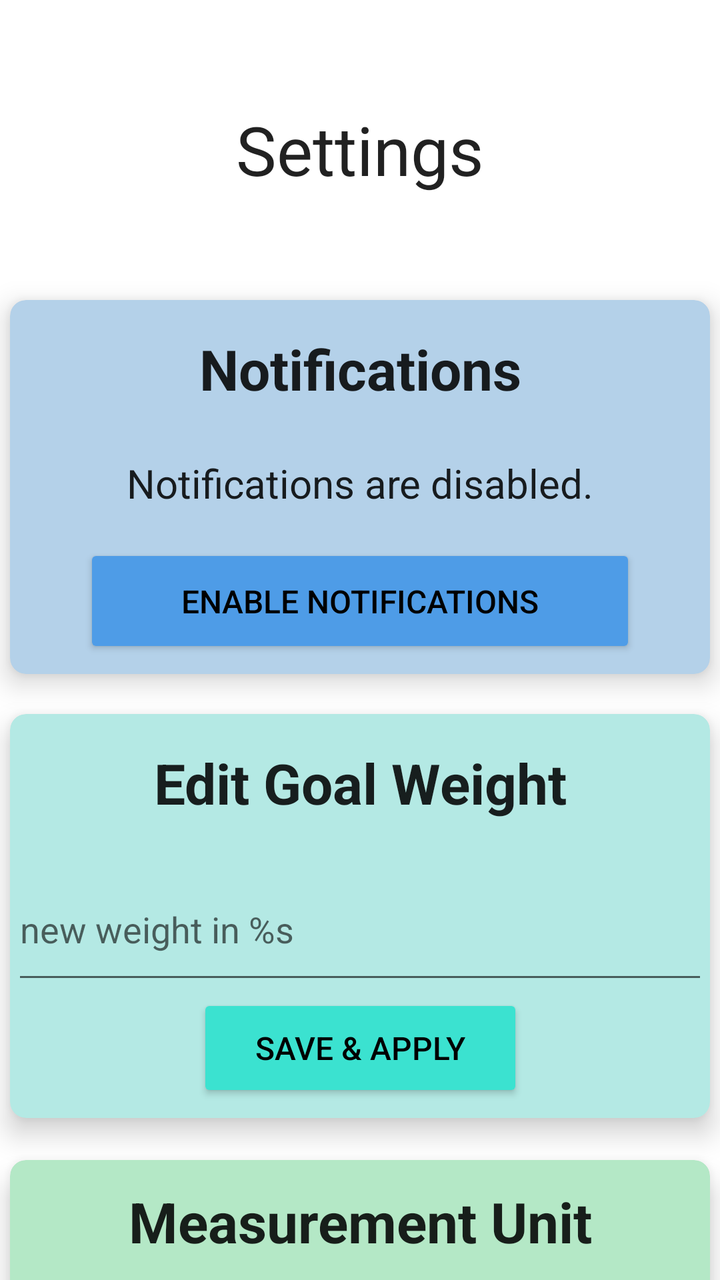
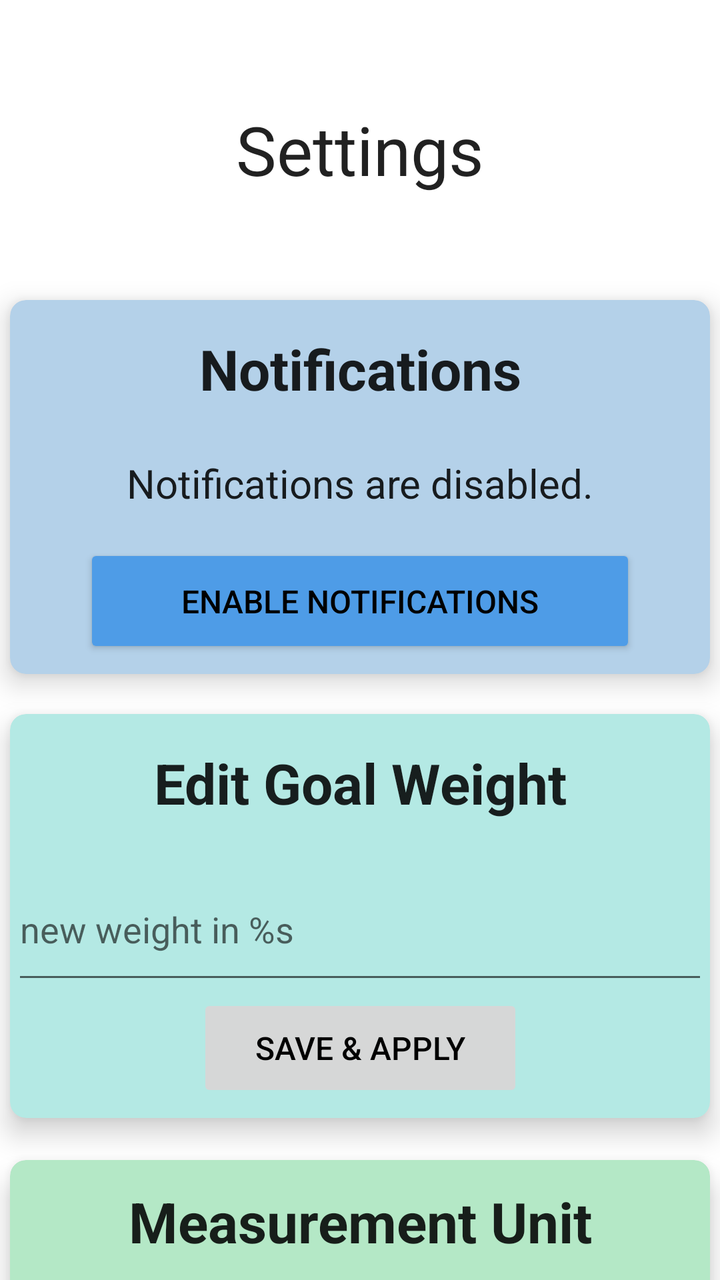

The first picture is an Android layout as it rendered before a commit; the second is the same layout after the commit. The layout source and the unified diff follow.
<!-- AndroidManifest.xml: application theme Theme.Turco_Michael_Weight_Tracking -->
<!-- res/layout/fragment_settings.xml -->
<?xml version="1.0" encoding="utf-8"?>
<androidx.constraintlayout.widget.ConstraintLayout xmlns:android="http://schemas.android.com/apk/res/android"
    xmlns:app="http://schemas.android.com/apk/res-auto"
    xmlns:tools="http://schemas.android.com/tools"
    android:layout_width="match_parent"
    android:layout_height="match_parent"
    tools:context=".ui.settings.SettingsFragment">

    <TextView
        android:id="@+id/title_settings"
        android:layout_width="347dp"
        android:layout_height="45dp"
        android:layout_marginStart="32dp"
        android:layout_marginTop="52dp"
        android:layout_marginEnd="32dp"
        android:gravity="center"
        android:text="@string/title_settings"
        android:textAppearance="@style/TextAppearance.AppCompat.Large"
        android:textSize="34sp"
        app:layout_constraintEnd_toEndOf="parent"
        app:layout_constraintStart_toStartOf="parent"
        app:layout_constraintTop_toTopOf="parent" />

    <androidx.cardview.widget.CardView
        android:id="@+id/cardView1"
        android:layout_width="match_parent"
        android:layout_height="wrap_content"
        android:layout_marginStart="5dp"
        android:layout_marginTop="150dp"
        android:layout_marginEnd="5dp"
        app:cardBackgroundColor="@color/blue_light"
        app:cardCornerRadius="8dp"
        app:cardElevation="8dp"
        app:layout_constraintEnd_toEndOf="parent"
        app:layout_constraintStart_toStartOf="parent"
        app:layout_constraintTop_toTopOf="parent">

        <androidx.constraintlayout.widget.ConstraintLayout
            android:layout_width="match_parent"
            android:layout_height="match_parent">

            <TextView
                android:id="@+id/notifications_state"
                android:layout_width="347dp"
                android:layout_height="45dp"
                android:layout_marginTop="12dp"
                android:gravity="center"
                android:text="@string/notifications_disabled"
                android:textAppearance="@style/TextAppearance.AppCompat.Large"
                android:textSize="20sp"
                app:layout_constraintEnd_toEndOf="parent"
                app:layout_constraintStart_toStartOf="parent"
                app:layout_constraintTop_toBottomOf="@+id/title_notifications" />

            <TextView
                android:id="@+id/title_notifications"
                android:layout_width="347dp"
                android:layout_height="45dp"
                android:layout_marginTop="12dp"
                android:gravity="center"
                android:text="@string/title_notifications"
                android:textAppearance="@style/TextAppearance.AppCompat.Large"
                android:textSize="28sp"
                android:textStyle="bold"
                app:layout_constraintEnd_toEndOf="parent"
                app:layout_constraintStart_toStartOf="parent"
                app:layout_constraintTop_toTopOf="parent" />

            <Button
                android:id="@+id/toggle_notifications"
                android:layout_width="276dp"
                android:layout_height="57dp"
                android:layout_marginTop="8dp"
                android:layout_marginBottom="8dp"
                android:backgroundTint="@color/blue_medium"
                android:text="@string/enable_notifications"
                android:textColor="@color/black"
                android:textSize="16sp"
                app:layout_constraintBottom_toBottomOf="parent"
                app:layout_constraintEnd_toEndOf="parent"
                app:layout_constraintStart_toStartOf="parent"
                app:layout_constraintTop_toBottomOf="@+id/notifications_state" />
        </androidx.constraintlayout.widget.ConstraintLayout>
    </androidx.cardview.widget.CardView>

    <androidx.cardview.widget.CardView
        android:id="@+id/cardView2"
        android:layout_width="match_parent"
        android:layout_height="wrap_content"
        android:layout_marginStart="5dp"
        android:layout_marginTop="20dp"
        android:layout_marginEnd="5dp"
        app:cardBackgroundColor="@color/teal_light"
        app:cardCornerRadius="8dp"
        app:cardElevation="8dp"
        app:layout_constraintEnd_toEndOf="parent"
        app:layout_constraintStart_toStartOf="parent"
        app:layout_constraintTop_toBottomOf="@+id/cardView1">

        <androidx.constraintlayout.widget.ConstraintLayout
            android:layout_width="match_parent"
            android:layout_height="match_parent">

            <TextView
                android:id="@+id/goal_weight_title"
                android:layout_width="347dp"
                android:layout_height="45dp"
                android:layout_marginTop="12dp"
                android:gravity="center"
                android:text="@string/edit_goal_weight"
                android:textAppearance="@style/TextAppearance.AppCompat.Large"
                android:textSize="28sp"
                android:textStyle="bold"
                app:layout_constraintEnd_toEndOf="parent"
                app:layout_constraintStart_toStartOf="parent"
                app:layout_constraintTop_toTopOf="parent" />

            <Button
                android:id="@+id/edit_goal_weight_apply"
                android:layout_width="163dp"
                android:layout_height="54dp"
                android:layout_marginBottom="8dp"
                android:backgroundTint="@color/teal_medium"
                android:text="@string/apply"
                android:textColor="@color/black"
                android:textSize="16sp"
                app:layout_constraintBottom_toBottomOf="parent"
                app:layout_constraintEnd_toEndOf="parent"
                app:layout_constraintStart_toStartOf="parent"
                app:layout_constraintTop_toBottomOf="@+id/edit_goal_weight_field" />

            <EditText
                android:id="@+id/edit_goal_weight_field"
                android:layout_width="348dp"
                android:layout_height="68dp"
                android:layout_marginStart="27dp"
                android:layout_marginTop="15dp"
                android:layout_marginEnd="27dp"
                android:autofillHints="@string/edit_goal_weight"
                android:ems="10"
                android:hint="@string/new_weight_hint"
                android:inputType="number|numberDecimal"
                app:layout_constraintEnd_toEndOf="parent"
                app:layout_constraintStart_toStartOf="parent"
                app:layout_constraintTop_toBottomOf="@+id/goal_weight_title" />
        </androidx.constraintlayout.widget.ConstraintLayout>
    </androidx.cardview.widget.CardView>

    <androidx.cardview.widget.CardView
        android:id="@+id/cardView3"
        android:layout_width="match_parent"
        android:layout_height="wrap_content"
        android:layout_marginStart="5dp"
        android:layout_marginTop="21dp"
        android:layout_marginEnd="5dp"
        app:cardBackgroundColor="@color/lime_light"
        app:cardCornerRadius="8dp"
        app:cardElevation="8dp"
        app:layout_constraintEnd_toEndOf="parent"
        app:layout_constraintStart_toStartOf="parent"
        app:layout_constraintTop_toBottomOf="@+id/cardView2">

        <androidx.constraintlayout.widget.ConstraintLayout
            android:layout_width="match_parent"
            android:layout_height="match_parent"
            android:padding="12dp">

            <TextView
                android:id="@+id/measurement_unit_title"
                android:layout_width="0dp"
                android:layout_height="wrap_content"
                android:gravity="center"
                android:text="@string/title_measurement_unit"
                android:textAppearance="@style/TextAppearance.AppCompat.Large"
                android:textSize="28sp"
                android:textStyle="bold"
                app:layout_constraintEnd_toEndOf="parent"
                app:layout_constraintStart_toStartOf="parent"
                app:layout_constraintTop_toTopOf="parent" />

            <LinearLayout
                android:id="@+id/unit_button_group"
                style="?android:attr/buttonBarStyle"
                android:layout_width="0dp"
                android:layout_height="wrap_content"
                android:layout_marginTop="16dp"
                android:gravity="center"
                android:orientation="horizontal"
                android:weightSum="2"
                app:layout_constraintEnd_toEndOf="parent"
                app:layout_constraintStart_toStartOf="parent"
                app:layout_constraintTop_toBottomOf="@id/measurement_unit_title">

                <Button
                    android:id="@+id/measurement_pounds"
                    style="?android:attr/buttonBarButtonStyle"
                    android:layout_width="0dp"
                    android:layout_height="wrap_content"
                    android:layout_marginEnd="8dp"
                    android:layout_weight="1"
                    android:backgroundTint="@color/lime_medium"
                    android:text="@string/measurement_pounds"
                    android:textColor="@android:color/black" />

                <Button
                    android:id="@+id/measurement_kilograms"
                    style="?android:attr/buttonBarButtonStyle"
                    android:layout_width="0dp"
                    android:layout_height="wrap_content"
                    android:layout_marginStart="8dp"
                    android:layout_weight="1"
                    android:backgroundTint="@color/gray_medium"
                    android:text="@string/measurement_kilograms"
                    android:textColor="@android:color/black" />
            </LinearLayout>
        </androidx.constraintlayout.widget.ConstraintLayout>
    </androidx.cardview.widget.CardView>
</androidx.constraintlayout.widget.ConstraintLayout>
<!-- resources referenced by this layout -->
<resources>
  <color name="black">#FF000000</color>
  <color name="blue_light">#B4D1E9</color>
  <color name="blue_medium">#4E9CE7</color>
  <color name="gray_medium">#A0A0A0</color>
  <color name="lime_light">#B4E8C6</color>
  <color name="lime_medium">#3CE073</color>
  <color name="teal_light">#B4E9E4</color>
  <color name="teal_medium">#3BE2D0</color>
  <string name="apply">Save &amp; Apply</string>
  <string name="edit_goal_weight">Edit Goal Weight</string>
  <string name="enable_notifications">Enable Notifications</string>
  <string name="measurement_kilograms">kilograms (kgs)</string>
  <string name="measurement_pounds">pounds (lbs)</string>
  <string name="new_weight_hint">new weight in %s</string>
  <string name="notifications_disabled">Notifications are disabled.</string>
  <string name="title_measurement_unit">Measurement Unit</string>
  <string name="title_notifications">Notifications</string>
  <string name="title_settings">Settings</string>
  <style name="Theme.Turco_Michael_Weight_Tracking" parent="Theme.MaterialComponents.DayNight.DarkActionBar">
          
          <item name="colorPrimary">@color/blue_500</item>
          <item name="colorPrimaryVariant">@color/blue_700</item>
          <item name="colorOnPrimary">@color/white</item>
          
          <item name="colorSecondary">@color/teal_200</item>
          <item name="colorSecondaryVariant">@color/teal_700</item>
          <item name="colorOnSecondary">@color/black</item>
          
          <item name="android:statusBarColor">?attr/colorPrimaryVariant</item>
          
      </style>
  <color name="blue_500">#0077EE</color>
  <color name="blue_700">#0042B3</color>
  <color name="white">#FFFFFFFF</color>
  <color name="teal_200">#FF03DAC5</color>
  <color name="teal_700">#FF018786</color>
</resources>

<!-- the commit's change to res/layout/fragment_settings.xml (unified diff, before → after) -->
@@ -120,7 +120,7 @@
                 android:layout_width="163dp"
                 android:layout_height="54dp"
                 android:layout_marginBottom="8dp"
-                android:backgroundTint="@color/teal_medium"
+                android:enabled="false"
                 android:text="@string/apply"
                 android:textColor="@color/black"
                 android:textSize="16sp"
<!-- resource entries referenced after the edit -->
@@ -7,7 +7,6 @@
   <color name="lime_light">#B4E8C6</color>
   <color name="lime_medium">#3CE073</color>
   <color name="teal_light">#B4E9E4</color>
-  <color name="teal_medium">#3BE2D0</color>
   <string name="apply">Save &amp; Apply</string>
   <string name="edit_goal_weight">Edit Goal Weight</string>
   <string name="enable_notifications">Enable Notifications</string>
